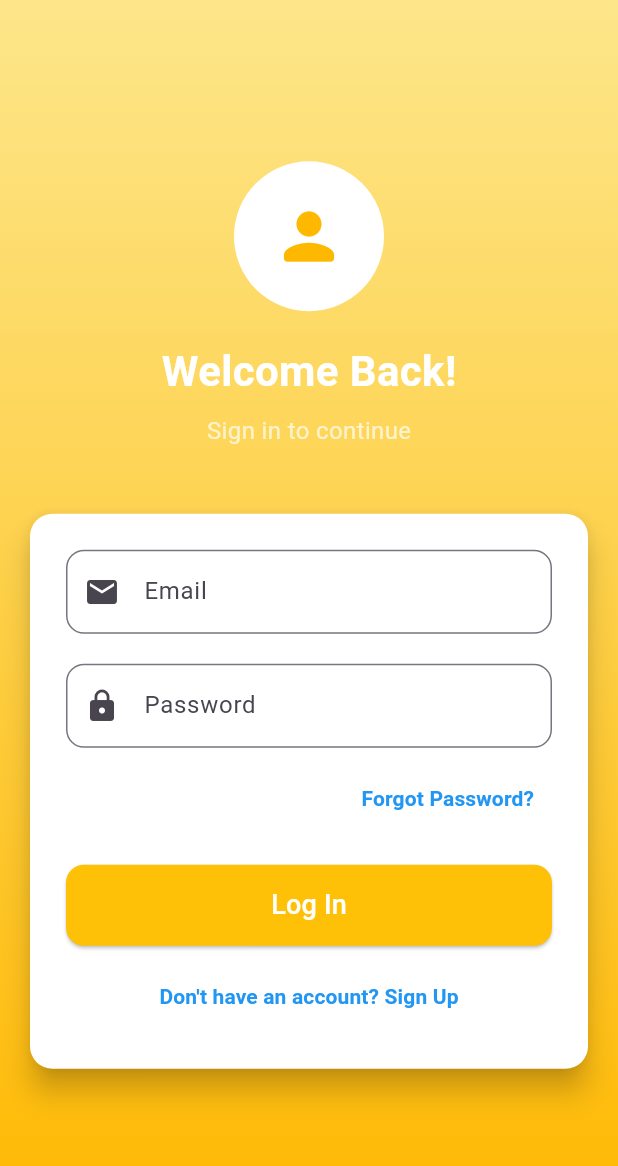
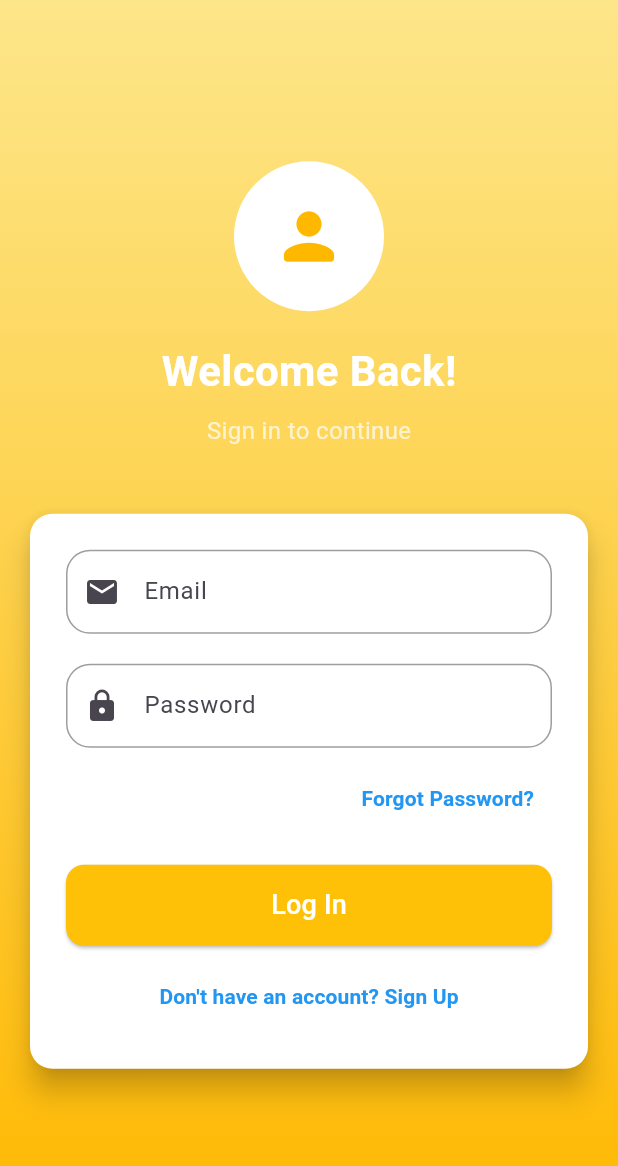
Before and after one commit to ahmedlabib02/Los-pollos, a Flutter app: the screen it shows after launch, on a phone screen of 412 x 824 dp. Shown: the top 1166 px of the screen. Run offline on Flutter 3.47's test engine with Material 3 defaults, Android fonts, the phone set to English and light mode, and no system bars; our stand-ins replace cloud_firestore, dropdown_button2, firebase_auth, firebase_core, firebase_messaging, firebase_storage and 7 more; missing offline and left inert: flutter_stripe; accounts and stored records are empty; Roboto replaces fonts that are missing (Mada); key blocks and very long unbroken strings in the code were emptied for the run.

Commit message:
updated theme focused borders

```diff
--- a/lib/main.dart
+++ b/lib/main.dart
@@ -67,19 +67,27 @@ class MyApp extends StatelessWidget {
             child: MaterialApp(
               title: 'Los Pollos Hermanos',
               theme: ThemeData(
-                primarySwatch: Colors.brown,
-
-                // scaffoldBackgroundColor: Color.fromARGB(
-                // 255, 246, 246, 246), // Set global background color
-                scaffoldBackgroundColor: Color.fromARGB(255, 255, 255, 255),
-                textTheme: GoogleFonts.madaTextTheme(), // default font for app
-                // primaryTextTheme: GoogleFonts.madaTextTheme(),
-                // textSelectionTheme: TextSelectionThemeData(
-                // cursorColor: const Color.fromARGB(
-                // 255, 0, 0, 0), // Change this to the color you want
-                // ),
                 inputDecorationTheme: InputDecorationTheme(
-                  focusColor: Colors.green,
+                  focusedBorder: OutlineInputBorder(
+                    borderRadius: BorderRadius.circular(16),
+                    borderSide: const BorderSide(
+                      color: Color.fromRGBO(
+                          242, 194, 48, 1), // Custom golden color
+                    ),
+                  ),
+                  enabledBorder: OutlineInputBorder(
+                    borderRadius: BorderRadius.circular(16),
+                    borderSide: const BorderSide(
+                      color:
+                          Colors.grey, // Default border color when not focused
+                    ),
+                  ),
+                  border: OutlineInputBorder(
+                    borderRadius: BorderRadius.circular(16),
+                    borderSide: const BorderSide(
+                      color: Colors.grey, // Default border
+                    ),
+                  ),
                 ),
               ),
               home: const Wrapper(),
@@ -87,7 +95,29 @@ class MyApp extends StatelessWidget {
           );
         }
 
-        return const MaterialApp(
+        return MaterialApp(
+          theme: ThemeData(
+            inputDecorationTheme: InputDecorationTheme(
+              focusedBorder: OutlineInputBorder(
+                borderRadius: BorderRadius.circular(16),
+                borderSide: const BorderSide(
+                  color: Color.fromRGBO(242, 194, 48, 1), // Custom golden color
+                ),
+              ),
+              enabledBorder: OutlineInputBorder(
+                borderRadius: BorderRadius.circular(16),
+                borderSide: const BorderSide(
+                  color: Colors.grey, // Default border color when not focused
+                ),
+              ),
+              border: OutlineInputBorder(
+                borderRadius: BorderRadius.circular(16),
+                borderSide: const BorderSide(
+                  color: Colors.grey, // Default border
+                ),
+              ),
+            ),
+          ),
           home: Loading(),
           debugShowCheckedModeBanner: false,
         );
```
